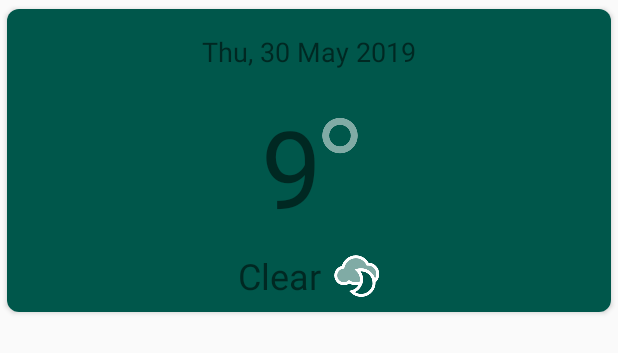
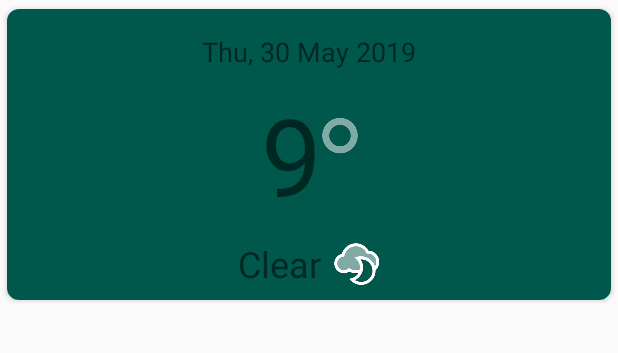
Before and after one commit to tartarJR/Weatherify, an Android app: the layout four_days_weather_list_item_layout.xml on its own in the app's theme, with its tools: preview values and no code run, on a phone screen of 412 x 824 dp. Shown: the top 353 px of the screen. Run offline under Robolectric (Android 15) with nearby library versions, the phone set to English and light mode, and no system bars.

Commit message:
Arrange margin values for views of 4 days forecast row item

```diff
--- a/app/src/main/res/layout/four_days_weather_list_item_layout.xml
+++ b/app/src/main/res/layout/four_days_weather_list_item_layout.xml
@@ -18,9 +18,7 @@
             android:id="@+id/date_tv"
             android:layout_width="wrap_content"
             android:layout_height="wrap_content"
-            android:layout_marginStart="8dp"
             android:layout_marginTop="8dp"
-            android:layout_marginEnd="8dp"
             android:textSize="18sp"
             app:layout_constraintEnd_toEndOf="parent"
             app:layout_constraintStart_toStartOf="parent"
@@ -31,7 +29,7 @@
             android:id="@+id/temperature_max_tv"
             android:layout_width="wrap_content"
             android:layout_height="wrap_content"
-            android:layout_marginTop="16dp"
+            android:layout_marginTop="8dp"
             android:textSize="72sp"
             app:layout_constraintEnd_toStartOf="@+id/degree_icon_iv"
             app:layout_constraintHorizontal_bias="0.5"
@@ -44,7 +42,7 @@
             android:id="@+id/degree_icon_iv"
             android:layout_width="wrap_content"
             android:layout_height="wrap_content"
-            android:layout_marginTop="16dp"
+            android:layout_marginTop="24dp"
             app:layout_constraintEnd_toEndOf="parent"
             app:layout_constraintHorizontal_bias="0.5"
             app:layout_constraintStart_toEndOf="@+id/temperature_max_tv"
```
